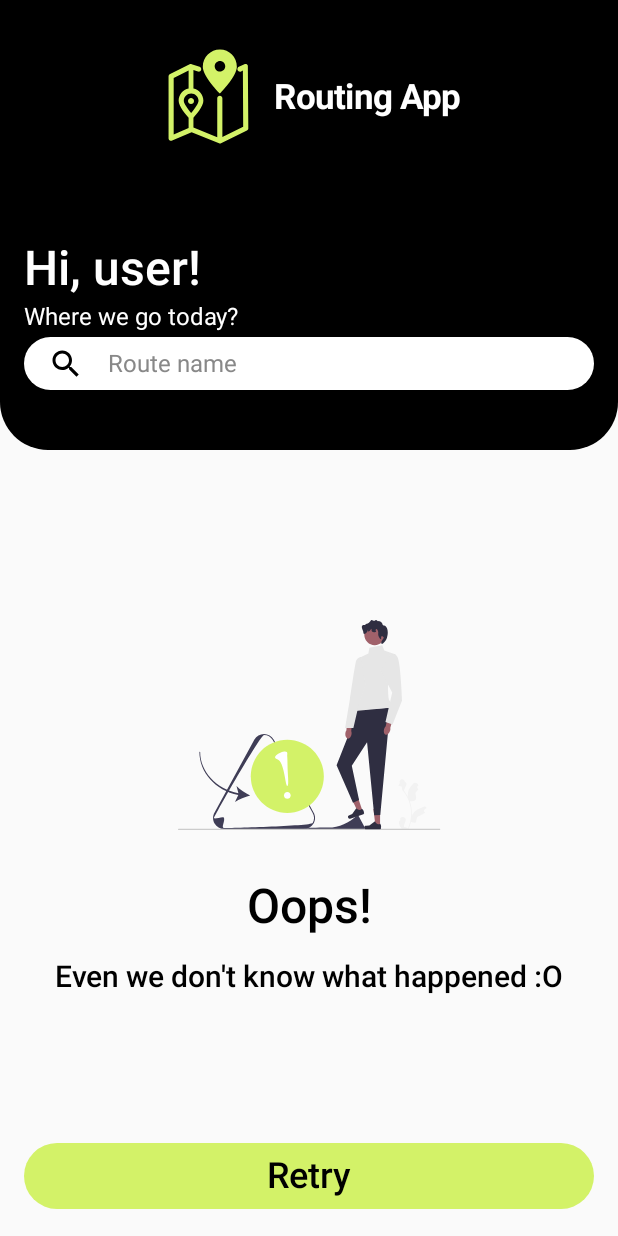
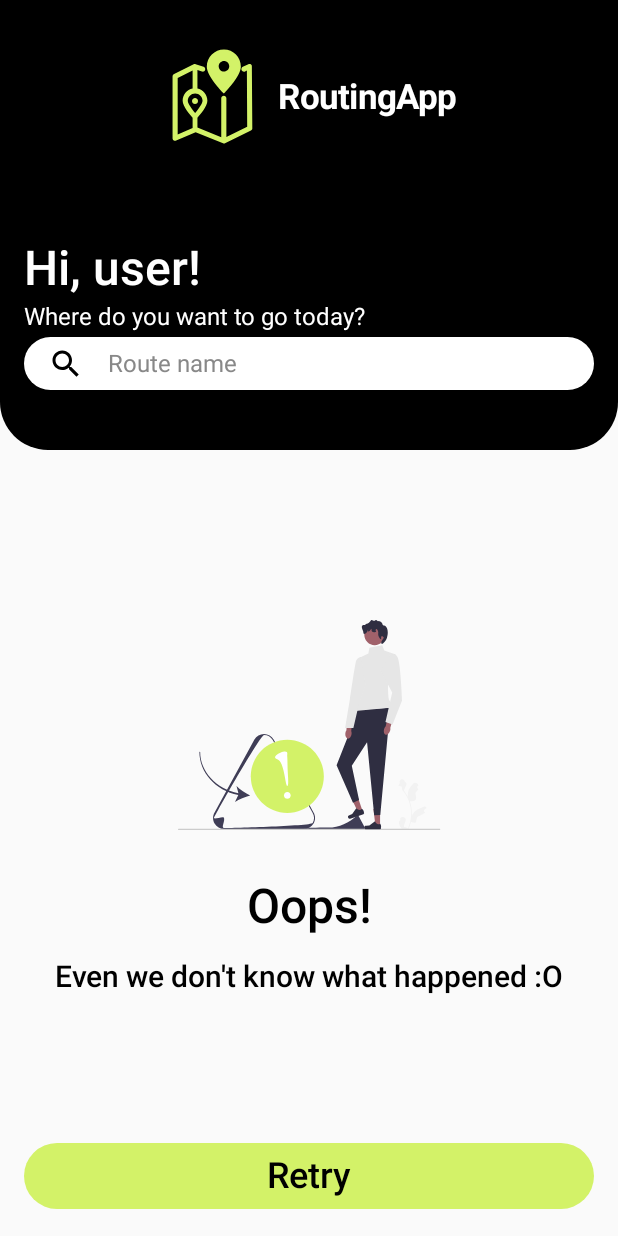
Before and after one commit to mastahnish/routing-app, an Android app built with Jetpack Compose: the screen it shows after launch (MainActivity), on a phone screen of 412 x 824 dp. Run offline under Robolectric (Android 15) with nearby library versions, the light colour scheme and no system bars; our stand-ins replace Timber.

Commit message:
Move string values to resources

```diff
--- a/app/src/main/java/pl/jacekrys/routingapp/feature/route/presentation/list/RouteListScreen.kt
+++ b/app/src/main/java/pl/jacekrys/routingapp/feature/route/presentation/list/RouteListScreen.kt
@@ -109,7 +109,7 @@ fun RouteListScreenContent(
             )
             Spacer(modifier = Modifier.height(4.dp))
             Text(
-                "Where we go today?",
+                stringResource(id = R.string.greeting_subtext),
                 style = TextStyle(
                     color = Color.White,
                     fontSize = 16.sp,
@@ -184,7 +184,7 @@ fun Logo(modifier: Modifier) {
         )
         Spacer(modifier = Modifier.width(12.dp))
         Text(
-            "Routing App", style = TextStyle(
+            stringResource(id = R.string.app_name), style = TextStyle(
                 fontSize = 23.sp,
                 fontWeight = FontWeight(700),
                 color = Color(0xFFFFFFFF),
@@ -266,7 +266,7 @@ fun ErrorView(
             modifier = Modifier.fillMaxWidth()
         ) {
             Text(
-                "Retry", style = TextStyle(
+                stringResource(id = R.string.retry), style = TextStyle(
                     fontSize = 24.sp,
                     lineHeight = 23.5.sp,
                     fontWeight = FontWeight(600),
--- a/app/src/main/res/values/strings.xml
+++ b/app/src/main/res/values/strings.xml
@@ -7,4 +7,6 @@
     <string name="unknown_error">Even we don\'t know what happened :O</string>
     <string name="stops_label">Stops</string>
     <string name="greeting">Hi, user!</string>
+    <string name="greeting_subtext">Where do you want to go today?</string>
+    <string name="retry">Retry</string>
 </resources>
```
